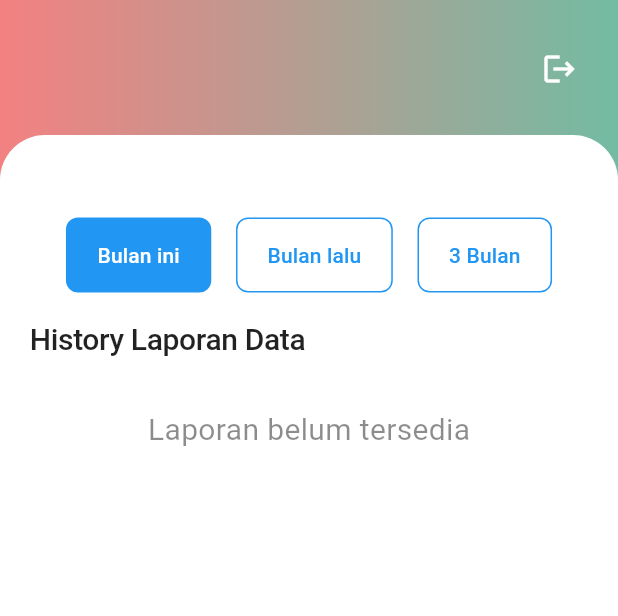
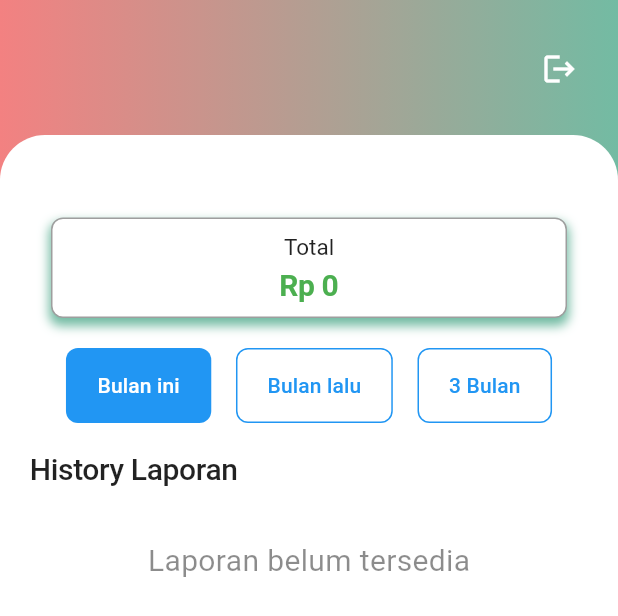
Before and after one commit to rokhmad92/ArtoKuApp, a Flutter app: the Report widget shown alone on an empty page, opened directly, on a phone screen of 412 x 824 dp. Shown: the top 616 px of the screen. Run offline on Flutter 3.47's test engine with Material 3 defaults, Android fonts, the light colour scheme and no system bars; our stand-ins replace bloc, cloud_firestore, connectivity_plus, currency_text_input_formatter, firebase_auth, firebase_core and 6 more; accounts and stored records are empty; generated files the repository leaves out were written again.

Commit message:
feat: fitur perhitungan selisih

```diff
--- a/lib/bloc/laporan/laporan_bloc.dart
+++ b/lib/bloc/laporan/laporan_bloc.dart
@@ -131,10 +131,18 @@ class LaporanBloc extends Bloc<LaporanEvent, LaporanState> {
       (event, emit) async {
         emit(LaporanLoading());
 
+        DateTime startDate = DateTime.now();
+        DateTime endDate = DateTime.now();
+
         final String userId = await getIdUser();
-        final DateTime startDate =
-            DateTime(event.date.year, event.date.month, 1);
-        final DateTime endDate = DateTime(
+        if (event.startDate != null && event.endDate != null) {
+          startDate = DateTime(event.startDate!.year, event.startDate!.month,
+              event.startDate!.day, 0, 0, 0, 0);
+          endDate = DateTime(event.endDate!.year, event.endDate!.month,
+              event.endDate!.day, 23, 59, 59, 999);
+        } else {
+          startDate = DateTime(event.date!.year, event.date!.month, 1);
+          endDate = DateTime(
             startDate.year,
             startDate.month + 1,
             0, // Last day of the month
@@ -143,6 +151,8 @@ class LaporanBloc extends Bloc<LaporanEvent, LaporanState> {
             59, // Second
             999, // Milliseconds
           );
+        }
+
         final Timestamp startTimestamp = Timestamp.fromDate(startDate);
         final Timestamp endTimestamp = Timestamp.fromDate(endDate);
 
@@ -173,6 +183,8 @@ class LaporanBloc extends Bloc<LaporanEvent, LaporanState> {
             return data + (value is num ? value.toInt() : 0);
           });
 
+          int selisih = totalPemasukan - totalPengeluaran;
+
           final List<LaporanModel> pemasukanList = queryPemasukan.docs
               .map((item) => LaporanModel(
                   nominal: item['nominal'],
@@ -197,6 +209,7 @@ class LaporanBloc extends Bloc<LaporanEvent, LaporanState> {
           emit(LaporanSumCalculationState(
               pemasukan: totalPemasukan,
               pengeluaran: totalPengeluaran,
+              selisih: selisih,
               data: laporanData));
         } catch (e) {
           emit(LaporanError(message: e.toString()));
--- a/lib/bloc/laporan/laporan_event.dart
+++ b/lib/bloc/laporan/laporan_event.dart
@@ -47,9 +47,15 @@ class DestroyDateLaporanEvent extends LaporanEvent {
 }
 
 class SumMonthNominalEvent extends LaporanEvent {
-  final DateTime date;
+  final DateTime? date;
+  final DateTime? startDate;
+  final DateTime? endDate;
 
-  SumMonthNominalEvent({required this.date});
+  SumMonthNominalEvent({
+    this.date,
+    this.startDate,
+    this.endDate,
+  });
 }
 
 class PieChartEvent extends LaporanEvent {
--- a/lib/bloc/laporan/laporan_state.dart
+++ b/lib/bloc/laporan/laporan_state.dart
@@ -28,10 +28,11 @@ class LaporanError extends LaporanState {
 class LaporanSumCalculationState extends LaporanState {
   final int pemasukan;
   final int pengeluaran;
+  final int selisih;
   final List<LaporanModel> data;
 
   LaporanSumCalculationState(
-      {required this.pemasukan, required this.pengeluaran, required this.data});
+      {required this.pemasukan, required this.pengeluaran, required this.selisih, required this.data});
 }
 
 class LaporanPieChartState extends LaporanState {
--- a/lib/pages/home.dart
+++ b/lib/pages/home.dart
@@ -180,6 +180,7 @@ class _HomeState extends State<Home> {
                                 return ListView.builder(
                                   physics: const NeverScrollableScrollPhysics(),
                                   shrinkWrap: true,
+                                  padding: const EdgeInsets.symmetric(vertical: 18.0),
                                   itemCount: state.dataLaporan.length,
                                   itemBuilder: (context, index) {
                                     final data = state.dataLaporan[index];
--- a/lib/pages/report.dart
+++ b/lib/pages/report.dart
@@ -1,3 +1,4 @@
+import 'package:artoku/global_variable.dart';
 import 'package:flutter/material.dart';
 import 'package:flutter_bloc/flutter_bloc.dart';
 import 'package:intl/intl.dart';
@@ -14,12 +15,16 @@ class Report extends StatelessWidget {
   final DateTime now = DateTime.now();
   final LaporanBloc bloc1 = LaporanBloc();
   final LaporanBloc bloc2 = LaporanBloc();
+  final LaporanBloc bloc3 = LaporanBloc();
 
   @override
   Widget build(BuildContext context) {
     WidgetsBinding.instance.addPostFrameCallback((_) {
       bloc1.add(PieChartEvent(endDate: now));
       bloc2.add(GetWhereDateLaporanEvent(
+          startDate: DateTime(now.year, now.month, 1),
+          endDate: DateTime(now.year, now.month + 1, 0)));
+      bloc3.add(SumMonthNominalEvent(
           startDate: DateTime(now.year, now.month, 1),
           endDate: DateTime(now.year, now.month + 1, 0)));
     });
@@ -41,18 +46,75 @@ class Report extends StatelessWidget {
       content: Column(
         crossAxisAlignment: CrossAxisAlignment.start,
         children: [
-        MyPieChart(
-          bloc: bloc1,
+          MyPieChart(bloc: bloc1),
+          const SizedBox(height: 20),
+          BlocBuilder<LaporanBloc, LaporanState>(
+            bloc: bloc3,
+            builder: (context, state) {
+              if (state is LaporanError) {
+                ScaffoldMessenger.of(context)
+                    .showSnackBar(SnackBar(content: Text(state.message)));
+              } else if (state is LaporanSumCalculationState) {
+                return Container(
+                  width: double.infinity,
+                  margin: const EdgeInsets.symmetric(horizontal: 14.0),
+                  decoration: BoxDecoration(
+                    color: Colors.white,
+                    border: Border.all(width: 1, color: Colors.grey),
+                    borderRadius: BorderRadius.circular(8.0),
+                    boxShadow: [
+                      BoxShadow(
+                        color: state.selisih < 0
+                            ? Theme.of(context).primaryColor
+                            : Theme.of(context).secondaryHeaderColor,
+                        offset: const Offset(0, 4),
+                        blurRadius: 5.0,
+                        spreadRadius: 1.0,
+                      ),
+                    ],
+                  ),
+                  child: Padding(
+                    padding: const EdgeInsets.all(0),
+                    child: Column(children: [
+                      Padding(
+                        padding: const EdgeInsets.symmetric(vertical: 10.0),
+                        child: Column(
+                          children: [
+                            Text('Total',
+                                style: Theme.of(context)
+                                    .primaryTextTheme
+                                    .displaySmall!),
+                            const SizedBox(height: 5),
+                            Text(GlobalVariable.convertToRupiah(state.selisih),
+                                style: Theme.of(context)
+                                    .primaryTextTheme
+                                    .displayLarge!
+                                    .copyWith(
+                                        fontWeight: FontWeight.bold,
+                                        color: state.selisih < 0
+                                            ? Colors.red
+                                            : Colors.green))
+                          ],
+                        ),
+                      )
+                    ]),
+                  ),
+                );
+              }
+
+              return const Center();
+            },
           ),
           const SizedBox(height: 20),
           ButtonSelect(
             options: const ['Bulan ini', 'Bulan lalu', '3 Bulan'],
             bloc1: bloc1,
             bloc2: bloc2,
+            bloc3: bloc3,
           ),
           const SizedBox(height: 20),
           Text(
-          'History Laporan Data',
+            'History Laporan',
             style: Theme.of(context)
                 .primaryTextTheme
                 .displayLarge!
@@ -62,13 +124,11 @@ class Report extends StatelessWidget {
             bloc: bloc2,
             listener: (context, state) {
               if (state is LaporanError) {
-              ScaffoldMessenger.of(context).showSnackBar(
-                SnackBar(content: Text(state.message)),
-              );
+                ScaffoldMessenger.of(context)
+                    .showSnackBar(SnackBar(content: Text(state.message)));
               } else if (state is LaporanSuccess) {
-              ScaffoldMessenger.of(context).showSnackBar(
-                SnackBar(content: Text(state.message)),
-              );
+                ScaffoldMessenger.of(context)
+                    .showSnackBar(SnackBar(content: Text(state.message)));
               }
             },
             builder: (context, state) {
@@ -82,7 +142,8 @@ class Report extends StatelessWidget {
                       child: Center(
                         child: Text(
                           'Laporan belum tersedia',
-                        style: TextStyle(color: Colors.black45, fontSize: 20.0),
+                          style:
+                              TextStyle(color: Colors.black45, fontSize: 20.0),
                         ),
                       ),
                     ),
@@ -91,6 +152,7 @@ class Report extends StatelessWidget {
                 return ListView.builder(
                   physics: const NeverScrollableScrollPhysics(),
                   shrinkWrap: true,
+                  padding: const EdgeInsets.symmetric(vertical: 18.0),
                   itemCount: state.dataLaporan.length,
                   itemBuilder: (context, index) {
                     final data = state.dataLaporan[index];
@@ -105,7 +167,8 @@ class Report extends StatelessWidget {
                       tipe: data.categoryTipe!,
                       bloc1: bloc1,
                       bloc2: bloc2,
-                      pageLaporan: true);
+                      pageLaporan: true,
+                    );
                   },
                 );
               }
@@ -113,6 +176,7 @@ class Report extends StatelessWidget {
             },
           ),
         ],
-    ));
+      ),
+    );
   }
 }
--- a/lib/widget/button_select.dart
+++ b/lib/widget/button_select.dart
@@ -10,12 +10,14 @@ class ButtonSelect extends StatefulWidget {
       required this.options,
       this.getCategory,
       this.bloc1,
-      this.bloc2});
+      this.bloc2,
+      this.bloc3});
 
   final List<String> options;
   final bool? getCategory;
   final LaporanBloc? bloc1; // for pie chart
   final LaporanBloc? bloc2; // for get data laporan
+  final LaporanBloc? bloc3; // for get data laporan
 
   @override
   State<ButtonSelect> createState() => _ButtonSelectState();
@@ -75,6 +77,9 @@ class _ButtonSelectState extends State<ButtonSelect> {
                           widget.bloc2!.add(GetWhereDateLaporanEvent(
                               startDate: DateTime(now.year, now.month, 1),
                               endDate: DateTime(now.year, now.month + 1, 0)));
+                          widget.bloc3!.add(SumMonthNominalEvent(
+                              startDate: DateTime(now.year, now.month, 1),
+                              endDate: DateTime(now.year, now.month + 1, 0)));
                           break;
 
                         case 'Bulan lalu':
@@ -86,6 +91,10 @@ class _ButtonSelectState extends State<ButtonSelect> {
                           widget.bloc2!.add(GetWhereDateLaporanEvent(
                               startDate: DateTime(now.year, now.month - 1, 1),
                               endDate: DateTime(now.year, now.month, 0)));
+                          widget.bloc3!.add(SumMonthNominalEvent(
+                            startDate: DateTime(now.year, now.month - 1, 1),
+                            endDate: DateTime(now.year, now.month, 0),
+                          ));
                           break;
 
                         case '3 Bulan':
@@ -94,6 +103,10 @@ class _ButtonSelectState extends State<ButtonSelect> {
                                   DateTime(now.year, now.month - 3, now.day),
                               endDate: now));
                           widget.bloc2!.add(GetWhereDateLaporanEvent(
+                              startDate:
+                                  DateTime(now.year, now.month - 2, now.day),
+                              endDate: now));
+                          widget.bloc3!.add(SumMonthNominalEvent(
                               startDate:
                                   DateTime(now.year, now.month - 2, now.day),
                               endDate: now));
```
Also changed, not shown: lib/pages/auth/login.dart (+30 -24 lines), lib/pages/auth/register.dart (+14 -8 lines), lib/widget/bottom_bar.dart (+4 -3 lines), assets/screen/6.jpg. Lines whose indentation alone changed are shown as unchanged.
